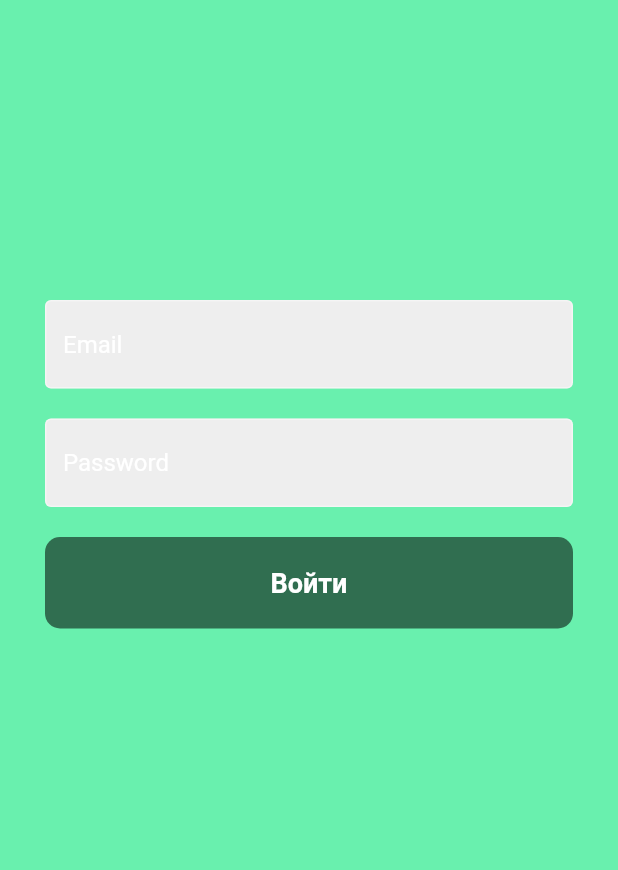
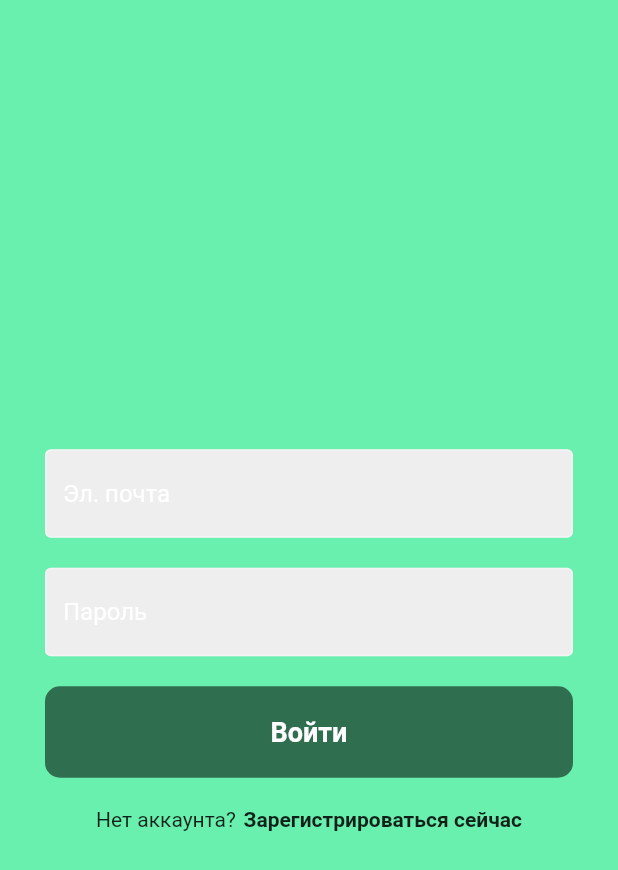
Before and after one commit to rustem02/chat_app, a Flutter app: the screen it shows after launch, on a phone screen of 412 x 824 dp. Shown: the top 870 px of the screen. Run offline on Flutter 3.47's test engine with Material 2 defaults, Android fonts, the phone set to English and light mode, and no system bars.

Commit message:
страница регистрации

```diff
--- a/lib/main.dart
+++ b/lib/main.dart
@@ -1,6 +1,6 @@
 import 'package:flutter/material.dart';
 
-import 'auth/login_page.dart';
+import 'pages/login_page.dart';
 
 void main() {
   runApp(MyApp());
--- a/lib/auth/login_page.dart
+++ b/lib/pages/login_page.dart
@@ -24,13 +24,23 @@ class _LoginPageState extends State<LoginPage>  {
           child: Padding(
             padding: const EdgeInsets.symmetric(horizontal: 30),
             child: Column(
+              mainAxisAlignment: MainAxisAlignment.center,
               children: [
-                SizedBox(height: 200,),
-                NewTextField(controller: emailContr, obscure: false, hint: 'Email'),
+                SizedBox(height: 30,),
+                NewTextField(controller: emailContr, obscure: false, hint: 'Эл. почта'),
                 SizedBox(height: 20,),
-                NewTextField(controller: passContr, obscure: true, hint: 'Password'),
+                NewTextField(controller: passContr, obscure: true, hint: 'Пароль'),
                 SizedBox(height: 20,),
-                NewButton(text: 'Войти', onTap: (){},)
+                NewButton(text: 'Войти', onTap: (){},),
+                SizedBox(height: 20,),
+                Row(
+                  mainAxisAlignment: MainAxisAlignment.center,
+                  children: [
+                    Text('Нет аккаунта?'),
+                    SizedBox(width: 5,),
+                    Text('Зарегистрироваться сейчас', style: TextStyle(fontWeight: FontWeight.bold),),
+                  ],
+                )
               ],
             ),
           ),
@@ -40,4 +50,8 @@ class _LoginPageState extends State<LoginPage>  {
     );
   }
 
+  void Login(){
+
+  }
+
 }
```
Also changed, not shown: lib/pages/register_page.dart (added, +59 -0 lines).
